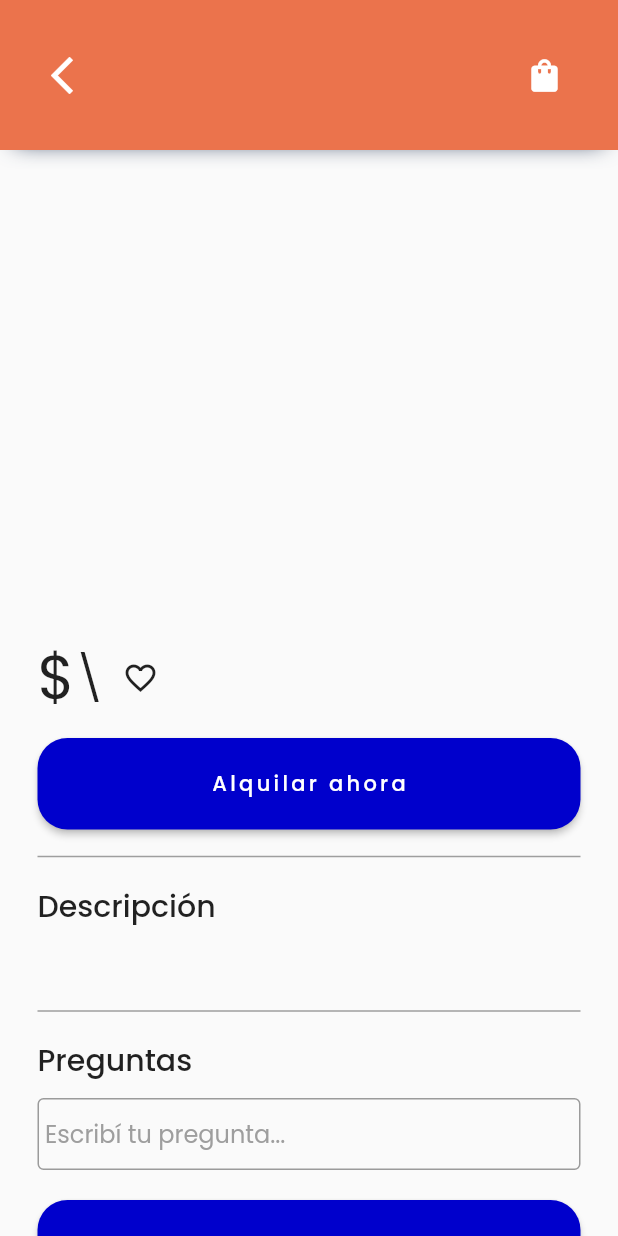
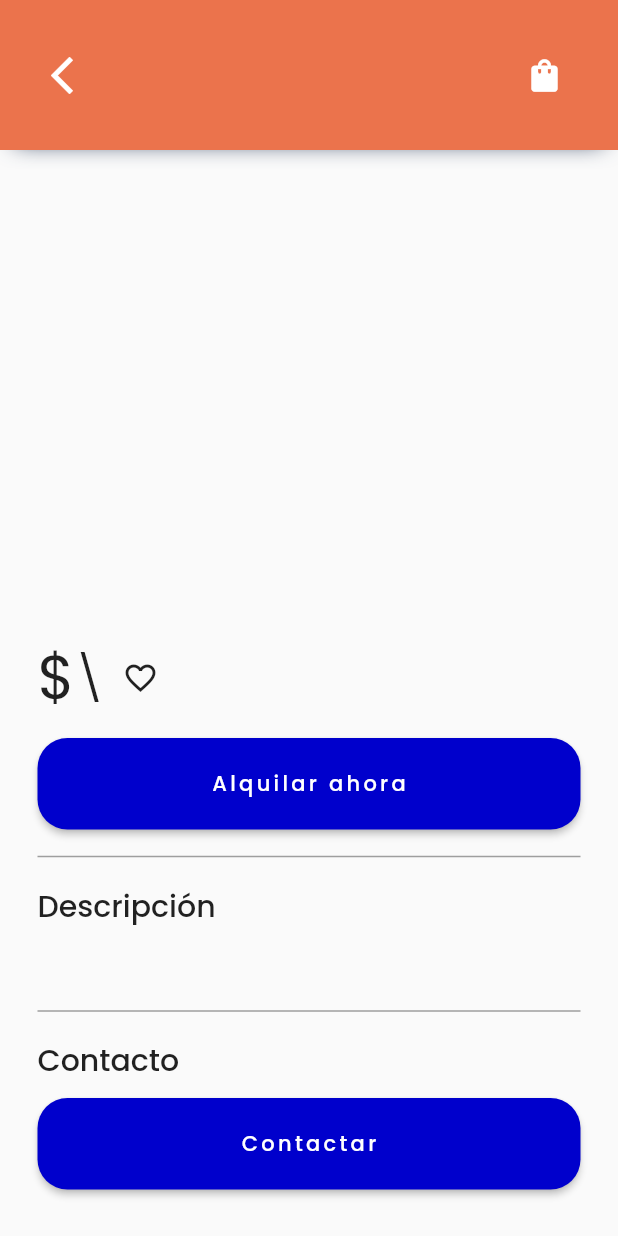
Before and after one commit to federojas/RentIt, a Flutter app: the ListingScreen screen opened directly with empty values, on a phone screen of 412 x 824 dp. Run offline on Flutter 3.47's test engine with Material 2 defaults, Android fonts, the phone set to English and light mode, and no system bars; drawn by our look-alikes of flutter_image_slideshow; our stand-ins replace carousel_slider, cloud_firestore, firebase_auth, firebase_core, firebase_storage, fluttertoast and 4 more; missing offline and left inert: dart:ffi, mercado_pago_mobile_checkout, smart_select; accounts and stored records are empty.

Commit message:
notifications -> mis alquileres (basket gone)

```diff
--- a/lib/screens/listing.dart
+++ b/lib/screens/listing.dart
@@ -152,23 +152,10 @@ class ListingPageState extends State<ListingScreen> {
             Padding(
               padding: EdgeInsets.only(bottom: 10.0),
               child: Text(
-                "Preguntas",
+                "Contacto",
                 style: TextStyle(fontSize: 20, fontWeight: FontWeight.w500),
               ),
             ),
-            Padding(padding: EdgeInsets.only(bottom: 20.0),
-            child: TextField(
-              controller: null,
-              decoration: InputDecoration(
-                  contentPadding: EdgeInsets.only(bottom: 3.0, left: 5.0),
-                  floatingLabelBehavior: FloatingLabelBehavior.always,
-                  border: OutlineInputBorder(),
-                  hintText: "Escribí tu pregunta...",
-                  hintStyle: TextStyle(
-                    fontSize: 16,
-                    color: Colors.grey,
-                  )),
-            ),),
             ButtonTheme(
               minWidth: MediaQuery.of(context).size.width - 50.0,
               child: RaisedButton(
@@ -179,7 +166,7 @@ class ListingPageState extends State<ListingScreen> {
               shape: RoundedRectangleBorder(
                   borderRadius: BorderRadius.circular(20)),
               child: Text(
-                "Preguntar",
+                "Contactar",
                 style: TextStyle(
                     fontSize: 14,
                     letterSpacing: 2.2,
--- a/lib/screens/notifications.dart
+++ b/lib/screens/notifications.dart
@@ -17,7 +17,7 @@ class Notifications extends StatelessWidget{
   Widget build(BuildContext context) {
     return Scaffold(
       appBar: Navbar(
-          title: "Notificaciones",
+          title: "Mis Alquileres",
           searchBar: false,
           rightOptions: false,
           //bgColor: Color.fromRGBO(225,129,106,1)
--- a/lib/widgets/navbar.dart
+++ b/lib/widgets/navbar.dart
@@ -28,7 +28,7 @@ class Navbar extends StatefulWidget implements PreferredSizeWidget {
       this.categoryTwo = "",
       this.tags,
       this.transparent = false,
-      this.rightOptions = true,
+      this.rightOptions = false,
       this.getCurrentPage,
       this.searchController,
       this.isOnSearch = false,
@@ -72,6 +72,7 @@ class _NavbarState extends State<Navbar> {
 
     return Container(
       height: 100.0,
+        width: (MediaQuery.of(context).size.width),
         // height: widget.searchBar
         //     ? (!categories
         //         ? (tagsExist ? 211.0 : 178.0)
@@ -91,7 +92,7 @@ class _NavbarState extends State<Navbar> {
                   offset: Offset(0, 5))
             ]),
         child: SafeArea(
-          child: Padding(
+          child: Container(
             padding: const EdgeInsets.all(25.0),
             child: Row(
                   mainAxisAlignment: MainAxisAlignment.spaceBetween,
@@ -108,8 +109,8 @@ class _NavbarState extends State<Navbar> {
 
                     if(widget.searchBar)
                       Container(
-                          height: (MediaQuery.of(context).size.height)/2,
-                          width: (MediaQuery.of(context).size.width)/1.4,
+                          height: (MediaQuery.of(context).size.height),
+                          width: (MediaQuery.of(context).size.width)/1.15,
                           child: Input(
                                     placeholder: "¿Qué buscás?",
                                     controller: widget.searchController,
--- a/lib/widgets/tabbar_material_widget.dart
+++ b/lib/widgets/tabbar_material_widget.dart
@@ -40,7 +40,7 @@ class _TabBarMaterialWidgetState extends State<TabBarMaterialWidget> {
             placeholder,
             buildTabItem(
               index: 2,
-              icon: Icon(Icons.notifications),
+              icon: Icon(Icons.shopping_basket),
             ),
             buildTabItem(
               index: 3,
```
Also changed, not shown: lib/screens/profile.dart (+17 -23 lines).
